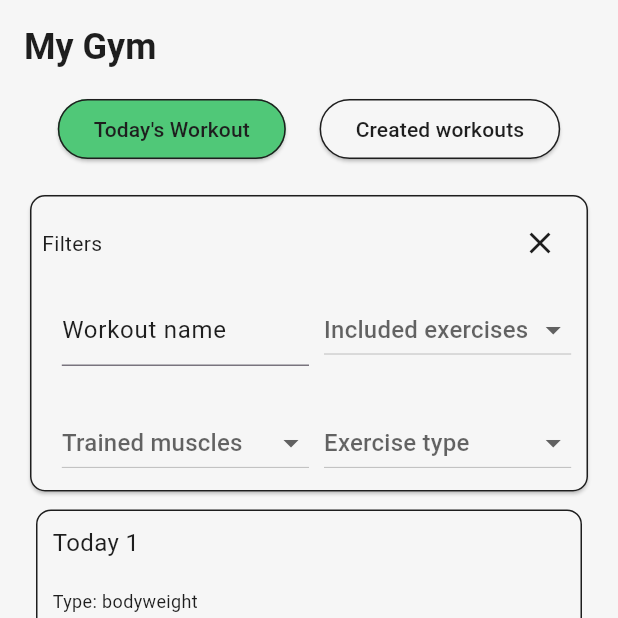
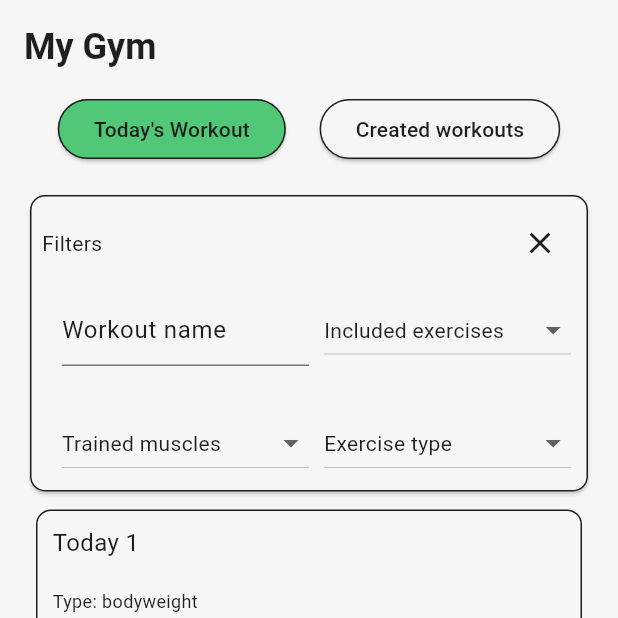
Before and after one commit to TakeOff30/fit_rep, a Flutter app: the screen it shows after launch, after a tap on an icon or button, on a phone screen of 412 x 824 dp, the top half of it. Run offline on Flutter 3.47's test engine with Material 3 defaults, Android fonts, the phone set to English and light mode, and no system bars; our stand-ins replace fl_chart, table_calendar.

Commit message:
Improve styles, add calendar screen logic

```diff
--- a/lib/components/filter_card.dart
+++ b/lib/components/filter_card.dart
@@ -2,9 +2,11 @@ import 'package:fit_rep/config.dart';
 import 'package:fit_rep/enums.dart';
 import 'package:fit_rep/models/exercise.dart';
 import 'package:fit_rep/models/workout.dart';
+import 'package:fit_rep/providers/settings_manager.dart';
 import 'package:flutter/cupertino.dart';
 import 'package:flutter/material.dart';
 import 'package:flutter/widgets.dart';
+import 'package:provider/provider.dart';
 
 class Filter {
   String workoutNameFilter = '';
@@ -77,6 +79,7 @@ class _FilterCardState extends State<FilterCard> {
 
   @override
   Widget build(BuildContext context) {
+    var settingsManager = Provider.of<SettingsManager>(context);
     return Card(
       child: Padding(
         padding: const EdgeInsets.all(8.0),
@@ -130,9 +133,18 @@ class _FilterCardState extends State<FilterCard> {
                             },
                           ),
                         ),
-                        DropdownButton<String>(
+                        Builder(builder: (context) {
+                          return DropdownButton<String>(
+                            style: Theme.of(context).textTheme.bodyMedium,
+                            dropdownColor: (settingsManager.isDarkMode)
+                                ? Theme.of(context).primaryColorDark
+                                : Theme.of(context).primaryColorLight,
                             isExpanded: true,
-                          hint: Text('Trained muscles'),
+                            hint: Text('Trained muscles',
+                                style: TextStyle(
+                                    color: (settingsManager.isDarkMode)
+                                        ? Theme.of(context).primaryColorLight
+                                        : Theme.of(context).primaryColorDark)),
                             items: musclesList.map((String value) {
                               return DropdownMenuItem<String>(
                                 value: value,
@@ -150,7 +162,8 @@ class _FilterCardState extends State<FilterCard> {
                                 widget.onFilterChanged(widget.filter);
                               });
                             },
-                        ),
+                          );
+                        }),
                       ],
                     ),
                   ),
@@ -162,7 +175,15 @@ class _FilterCardState extends State<FilterCard> {
                       children: [
                         DropdownButton<String>(
                           isExpanded: true,
-                          hint: Text('Included exercises'),
+                          style: Theme.of(context).textTheme.bodyMedium,
+                          dropdownColor: (settingsManager.isDarkMode)
+                              ? Theme.of(context).primaryColorDark
+                              : Theme.of(context).primaryColorLight,
+                          hint: Text('Included exercises',
+                              style: TextStyle(
+                                  color: (settingsManager.isDarkMode)
+                                      ? Theme.of(context).primaryColorLight
+                                      : Theme.of(context).primaryColorDark)),
                           items: fitRepExercises.map((Exercise exe) {
                             return DropdownMenuItem<String>(
                               value: exe.name,
@@ -183,7 +204,15 @@ class _FilterCardState extends State<FilterCard> {
                         ),
                         DropdownButton<String>(
                           isExpanded: true,
-                          hint: Text('Exercise type'),
+                          style: Theme.of(context).textTheme.bodyMedium,
+                          dropdownColor: (settingsManager.isDarkMode)
+                              ? Theme.of(context).primaryColorDark
+                              : Theme.of(context).primaryColorLight,
+                          hint: Text('Exercise type',
+                              style: TextStyle(
+                                  color: (settingsManager.isDarkMode)
+                                      ? Theme.of(context).primaryColorLight
+                                      : Theme.of(context).primaryColorDark)),
                           value: widget.filter.exerciseTypeFilter == ''
                               ? null
                               : widget.filter.exerciseTypeFilter,
--- a/lib/models/calendar.dart
+++ /dev/null
@@ -1,41 +0,0 @@
-import 'workout.dart';
-
-class Calendar {
-  final Map<String, List<Workout>> plannedWorkouts = {};
-  List<Workout> todayWorkouts = [];
-  final Map<String, List<Workout>> completedWorkouts = {};
-
-  String formatDate(DateTime date) {
-    return '${date.day}/${date.month}/${date.year}';
-  }
-
-  void addPlannedWorkout(DateTime date, Workout workout) {
-    if (date.isBefore(DateTime.now())) {
-      throw Exception('The date of the workout is in the past.');
-    }
-    String dateString = formatDate(date);
-    if (plannedWorkouts.containsKey(dateString)) {
-      plannedWorkouts[dateString]!.add(workout);
-    } else {
-      plannedWorkouts[dateString] = [workout];
-    }
-  }
-
-  void addTodayWorkouts(Workout workout) {
-    todayWorkouts = plannedWorkouts[formatDate(DateTime.now())] ?? [];
-    plannedWorkouts.remove(formatDate(DateTime.now()));
-  }
-
-  void addCompletedWorkout(DateTime date, Workout workout) {
-    if (date.isAfter(DateTime.now())) {
-      throw Exception('The date of the workout is in the future.');
-    }
-    todayWorkouts.remove(workout);
-    String dateString = formatDate(date);
-    if (completedWorkouts.containsKey(dateString)) {
-      completedWorkouts[dateString]!.add(workout);
-    } else {
-      completedWorkouts[dateString] = [workout];
-    }
-  }
-}
--- a/lib/providers/workouts_manager.dart
+++ b/lib/providers/workouts_manager.dart
@@ -4,6 +4,33 @@ import 'package:flutter/material.dart';
 
 class WorkoutsManager extends ChangeNotifier {
   final List<Workout> _workouts = appWorkouts;
+  final Map<String, List<Workout>> plannedWorkouts = {
+    '15/5/2024': [
+      PlannedWorkout(
+          Workout(
+            'Full Body Workout',
+            {},
+          ),
+          DateTime(2024, 5, 15, 10, 0, 0, 0, 0)),
+      PlannedWorkout(
+          Workout(
+            'Full Body Workout',
+            {},
+          ),
+          DateTime(2024, 5, 15, 10, 0, 0, 0, 0)),
+      PlannedWorkout(
+          Workout(
+            'Full Body Workout',
+            {},
+          ),
+          DateTime(2024, 5, 15, 10, 0, 0, 0, 0))
+    ],
+  };
+  final Map<String, List<Workout>> completedWorkouts = {};
+
+  String formatDate(DateTime date) {
+    return '${date.day}/${date.month}/${date.year}';
+  }
 
   List<Workout> get workouts => _workouts;
   Workout? getWorkoutById(String id) => _workouts.firstWhere((w) => w.id == id);
@@ -41,4 +68,46 @@ class WorkoutsManager extends ChangeNotifier {
       return false;
     }).toList();
   }
+
+  List<Workout> getScheduledWorkouts() {
+    return [
+      ...plannedWorkouts.values.expand((e) => e),
+      ...completedWorkouts.values.expand((e) => e)
+    ];
+  }
+
+  void addPlannedWorkout(DateTime date, Workout workout) {
+    if (date.isBefore(DateTime.now())) {
+      throw Exception('The date of the workout is in the past.');
+    }
+    String dateString = formatDate(date);
+    if (plannedWorkouts.containsKey(dateString)) {
+      plannedWorkouts[dateString]!.add(workout);
+    } else {
+      plannedWorkouts[dateString] = [workout];
+    }
+    notifyListeners();
+  }
+
+  void addCompletedWorkout(DateTime date, Workout workout) {
+    if (date.isAfter(DateTime.now())) {
+      throw Exception('The date of the workout is in the future.');
+    }
+    String dateString = formatDate(date);
+    if (workout is PlannedWorkout) plannedWorkouts[dateString]?.remove(workout);
+    if (completedWorkouts.containsKey(dateString)) {
+      completedWorkouts[dateString]!.add(workout);
+    } else {
+      completedWorkouts[dateString] = [workout];
+    }
+    notifyListeners();
+  }
+
+  List<Workout> getWorkoutsByDay(DateTime date) {
+    String dateString = formatDate(date);
+    return [
+      ...(plannedWorkouts[dateString] ?? []),
+      ...(completedWorkouts[dateString] ?? [])
+    ];
+  }
 }
--- a/lib/screens/calendar_screen.dart
+++ b/lib/screens/calendar_screen.dart
@@ -1,4 +1,8 @@
+import 'package:fit_rep/components/workout_card.dart';
+import 'package:fit_rep/models/workout.dart';
+import 'package:fit_rep/providers/workouts_manager.dart';
 import 'package:flutter/material.dart';
+import 'package:provider/provider.dart';
 import 'package:table_calendar/table_calendar.dart';
 import 'package:fit_rep/screens/workout_creation.dart';
 
@@ -9,9 +13,11 @@ class CalendarScreen extends StatefulWidget {
 
 class _CalendarScreenState extends State<CalendarScreen> {
   DateTime _selectedDay = DateTime.now();
+  List<Workout> _selectedDayWorkouts = [];
 
   @override
   Widget build(BuildContext context) {
+    var workoutsManager = Provider.of<WorkoutsManager>(context);
     return Scaffold(
       appBar: AppBar(
         title: Text(
@@ -30,6 +36,8 @@ class _CalendarScreenState extends State<CalendarScreen> {
             onDaySelected: (selectedDay, focusedDay) {
               setState(() {
                 _selectedDay = selectedDay;
+                _selectedDayWorkouts =
+                    workoutsManager.getWorkoutsByDay(selectedDay);
               });
             },
             calendarStyle: CalendarStyle(
@@ -48,10 +56,9 @@ class _CalendarScreenState extends State<CalendarScreen> {
                 fontWeight: FontWeight.bold,
               ),
               selectedTextStyle: TextStyle(
-                fontFamily: 'Roboto',
-                color: Color(0xFF1E1E1E),
-                fontWeight: FontWeight.bold
-              ),
+                  fontFamily: 'Roboto',
+                  color: Color(0xFF1E1E1E),
+                  fontWeight: FontWeight.bold),
               weekendTextStyle: TextStyle(fontFamily: 'Roboto'),
               holidayTextStyle: TextStyle(fontFamily: 'Roboto'),
             ),
@@ -65,12 +72,11 @@ class _CalendarScreenState extends State<CalendarScreen> {
             ),
           ),
           Expanded(
-            child: Card(
-              child: ListTile(
-                title: Text('Strength'),
-                subtitle: Text('Exercises: 5\nKcal: 500\nXp: 260'),
-                trailing: Icon(Icons.arrow_forward),
-              ),
+            child: ListView(
+              padding: const EdgeInsets.all(10),
+              children: _selectedDayWorkouts
+                  .map((workout) => WorkoutCard(workout: workout))
+                  .toList(),
             ),
           ),
         ],
--- a/lib/themes.dart
+++ b/lib/themes.dart
@@ -10,6 +10,15 @@ class FitRepTheme {
       primaryColor: primaryColor,
       primaryColorLight: lightColor,
       primaryColorDark: darkColor,
+      chipTheme: ChipThemeData(
+        backgroundColor: lightColor,
+        color: MaterialStateColor.resolveWith((states) => darkColor),
+      ),
+      appBarTheme: AppBarTheme(
+        backgroundColor: Colors.transparent,
+        iconTheme: IconThemeData(color: darkColor),
+        titleTextStyle: TextStyle(color: darkColor),
+      ),
       dropdownMenuTheme: DropdownMenuThemeData(
         textStyle: TextStyle(color: darkColor),
         menuStyle: MenuStyle(
@@ -82,6 +91,15 @@ class FitRepTheme {
       primaryColor: primaryColor,
       primaryColorLight: lightColor,
       primaryColorDark: darkColor,
+      appBarTheme: AppBarTheme(
+        backgroundColor: Colors.transparent,
+        iconTheme: IconThemeData(color: lightColor),
+        titleTextStyle: TextStyle(color: lightColor),
+      ),
+      chipTheme: ChipThemeData(
+        backgroundColor: darkColor,
+        color: MaterialStateColor.resolveWith((states) => lightColor),
+      ),
       dropdownMenuTheme: DropdownMenuThemeData(
         textStyle: TextStyle(color: lightColor),
         inputDecorationTheme: InputDecorationTheme(
```
Lines whose indentation alone changed are shown as unchanged.
